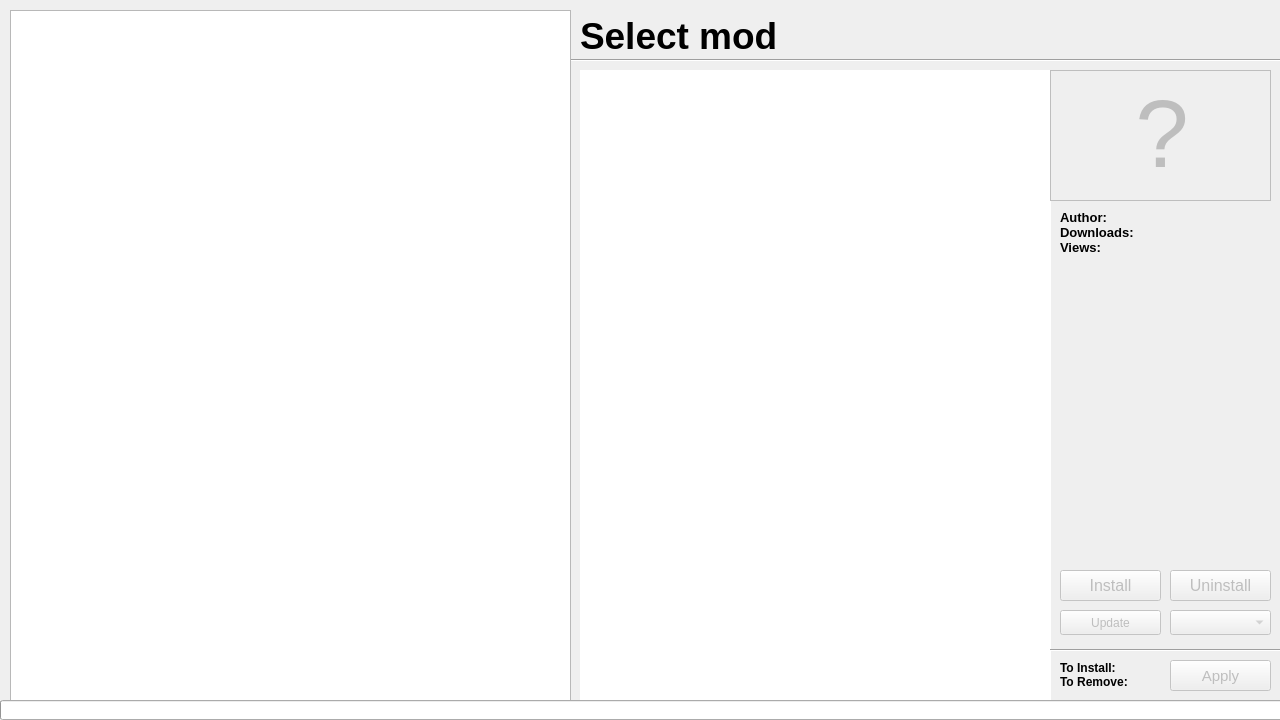
The window that .ui (VsModManager/App) describes before a commit, drawn with Qt 5.
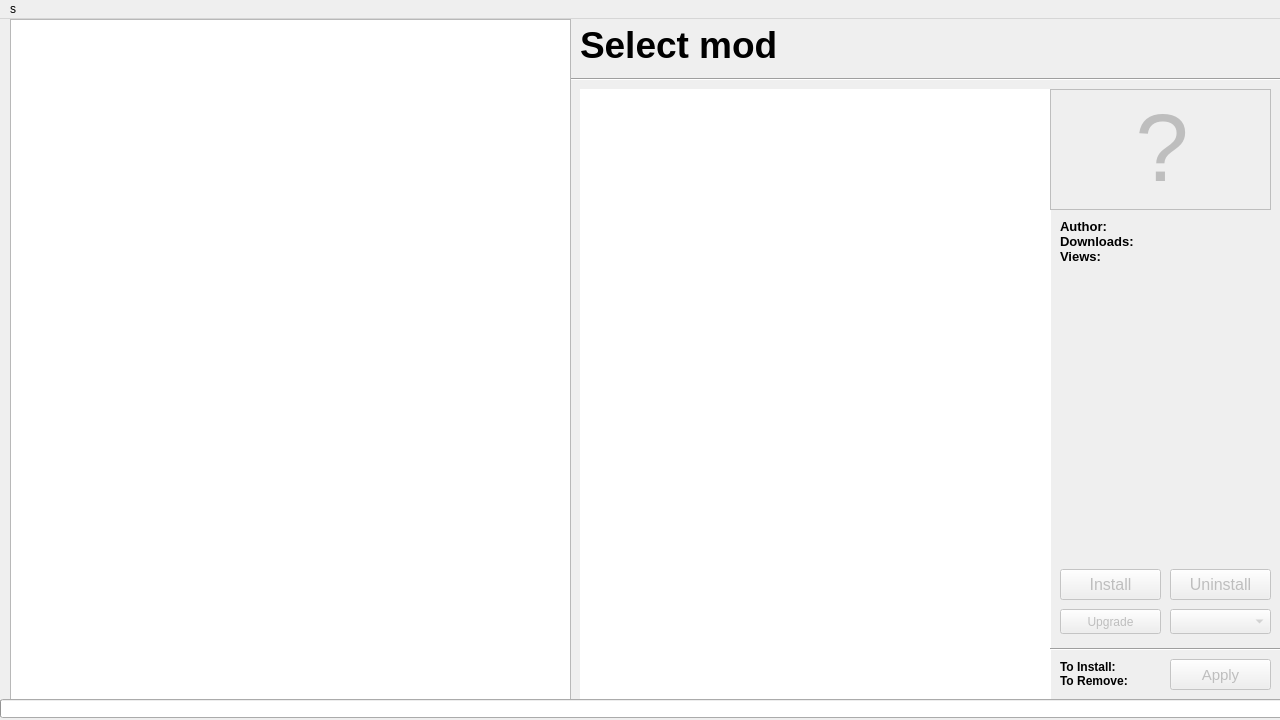
The same window after the commit.

```diff
--- a/.ui
+++ b/.ui
@@ -37,9 +37,9 @@
     <property name="geometry">
      <rect>
       <x>10</x>
-      <y>10</y>
+      <y>0</y>
       <width>561</width>
-      <height>691</height>
+      <height>681</height>
      </rect>
     </property>
     <property name="selectionMode">
@@ -87,7 +87,7 @@
     <property name="geometry">
      <rect>
       <x>580</x>
-      <y>10</y>
+      <y>0</y>
       <width>691</width>
       <height>51</height>
      </rect>
@@ -110,7 +110,7 @@
       <x>580</x>
       <y>70</y>
       <width>471</width>
-      <height>631</height>
+      <height>611</height>
      </rect>
     </property>
     <property name="font">
@@ -131,7 +131,7 @@
       <x>1050</x>
       <y>70</y>
       <width>221</width>
-      <height>131</height>
+      <height>121</height>
      </rect>
     </property>
     <property name="frameShape">
@@ -148,7 +148,7 @@
     <property name="geometry">
      <rect>
       <x>1060</x>
-      <y>570</y>
+      <y>550</y>
       <width>101</width>
       <height>31</height>
      </rect>
@@ -169,7 +169,7 @@
     <property name="geometry">
      <rect>
       <x>1170</x>
-      <y>570</y>
+      <y>550</y>
       <width>101</width>
       <height>31</height>
      </rect>
@@ -187,9 +187,9 @@
     <property name="geometry">
      <rect>
       <x>1060</x>
-      <y>210</y>
+      <y>200</y>
       <width>211</width>
-      <height>331</height>
+      <height>321</height>
      </rect>
     </property>
     <property name="font">
@@ -208,9 +208,9 @@
     <property name="geometry">
      <rect>
       <x>0</x>
-      <y>700</y>
+      <y>680</y>
       <width>1315</width>
-      <height>20</height>
+      <height>19</height>
      </rect>
     </property>
     <property name="value">
@@ -227,7 +227,7 @@
     <property name="geometry">
      <rect>
       <x>1170</x>
-      <y>660</y>
+      <y>640</y>
       <width>101</width>
       <height>31</height>
      </rect>
@@ -245,7 +245,7 @@
     <property name="geometry">
      <rect>
       <x>1060</x>
-      <y>660</y>
+      <y>640</y>
       <width>101</width>
       <height>31</height>
      </rect>
@@ -263,7 +263,7 @@
     <property name="geometry">
      <rect>
       <x>1050</x>
-      <y>640</y>
+      <y>620</y>
       <width>231</width>
       <height>20</height>
      </rect>
@@ -279,7 +279,7 @@
     <property name="geometry">
      <rect>
       <x>1170</x>
-      <y>610</y>
+      <y>590</y>
       <width>101</width>
       <height>25</height>
      </rect>
@@ -292,7 +292,7 @@
     <property name="geometry">
      <rect>
       <x>1060</x>
-      <y>610</y>
+      <y>590</y>
       <width>101</width>
       <height>25</height>
      </rect>
@@ -303,7 +303,7 @@
      </font>
     </property>
     <property name="text">
-     <string>Update</string>
+     <string>Upgrade</string>
     </property>
    </widget>
    <widget class="QLabel" name="deleteText">
@@ -313,7 +313,7 @@
     <property name="geometry">
      <rect>
       <x>1060</x>
-      <y>540</y>
+      <y>520</y>
       <width>211</width>
       <height>31</height>
      </rect>
@@ -346,6 +346,23 @@
    <zorder>updateButton</zorder>
    <zorder>deleteText</zorder>
   </widget>
+  <widget class="QMenuBar" name="menuBar">
+   <property name="geometry">
+    <rect>
+     <x>0</x>
+     <y>0</y>
+     <width>1280</width>
+     <height>21</height>
+    </rect>
+   </property>
+   <widget class="QMenu" name="menus">
+    <property name="title">
+     <string>s</string>
+    </property>
+    <addaction name="actions_3"/>
+   </widget>
+   <addaction name="menus"/>
+  </widget>
   <action name="actionss">
    <property name="text">
     <string>ss</string>
```
Left out of the diff: 10 changed lines with no effect on the pictures.
